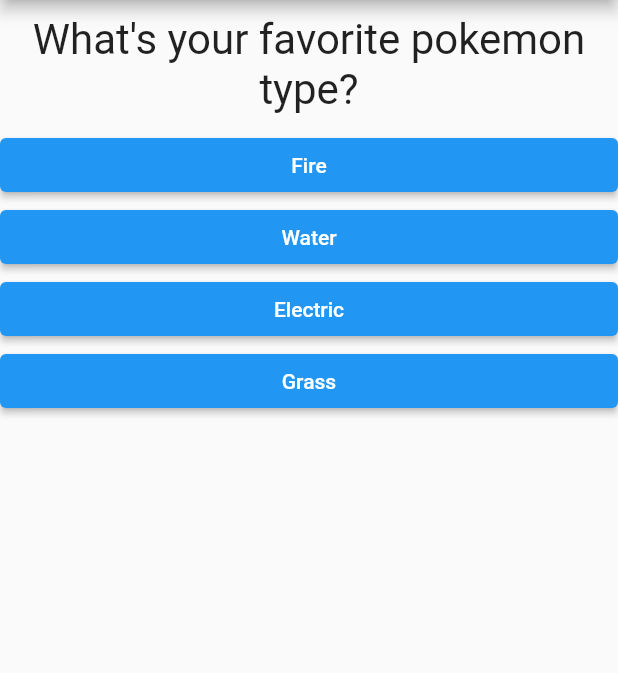
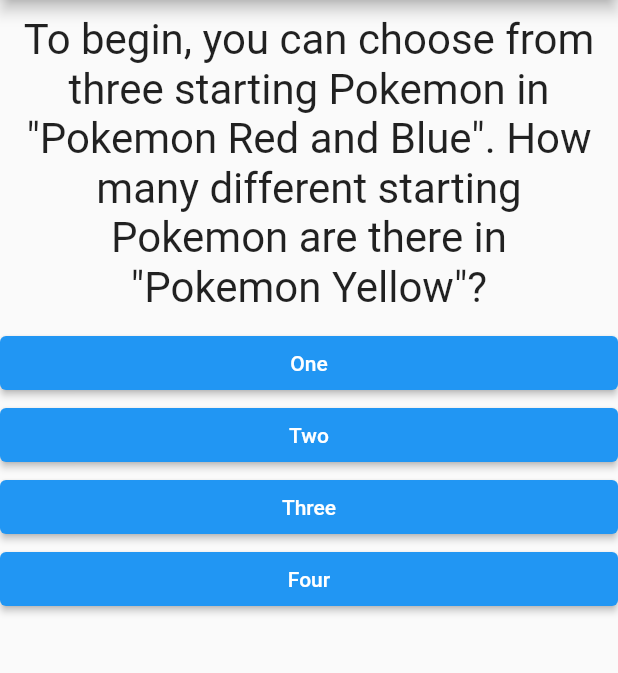
Before and after one commit to jvillarreal2016/Pokemon_Quiz_App, a Flutter app: the screen it shows after launch, on a phone screen of 412 x 824 dp, the part 84-757 px from its top. Run offline on Flutter 3.47's test engine with Material 2 defaults, Android fonts, the phone set to English and light mode, and no system bars.

Commit message:
added Pokemon Questions and retry button

```diff
--- a/lib/answer.dart
+++ b/lib/answer.dart
@@ -4,7 +4,7 @@ class Answer extends StatelessWidget {
   final VoidCallback selectHandler;
   final String answerText;
 
-  Answer(this.selectHandler, String this.answerText);
+  Answer(this.selectHandler, this.answerText);
 
   @override
   Widget build(BuildContext context) {
--- a/lib/main.dart
+++ b/lib/main.dart
@@ -15,33 +15,120 @@ class MyApp extends StatefulWidget {
 }
 
 class _MyAppState extends State<MyApp> {
-  var _questionIndex = 0;
   final _questions = const [
     {
-      'questionText': 'What\'s your favorite pokemon type?',
-      'answers': ['Fire', 'Water', 'Electric', 'Grass'],
+      'questionText':
+          'To begin, you can choose from three starting Pokemon in "Pokemon Red and Blue". How many different starting Pokemon are there in "Pokemon Yellow"?',
+      'answers': [
+        {'text': 'One', 'score': 10},
+        {'text': 'Two', 'score': 0},
+        {'text': 'Three', 'score': 0},
+        {'text': 'Four', 'score': 0},
+      ],
     },
     {
-      'questionText': 'Who\'s your favorite legendary?',
-      'answers': ['Kyogre', 'Raquaza', 'Groudon', 'Latias'],
+      'questionText':
+          'In "Pokemon Red and Blue", your rival will choose a Pokemon that has a type advantage against your own. What Pokemon does he choose in "Pokemon Yellow"?',
+      'answers': [
+        {'text': 'Charmander', 'score': 0},
+        {'text': 'Bulbasaur', 'score': 0},
+        {'text': 'Squirtle', 'score': 10},
+        {'text': 'Eevee', 'score': 0},
+      ],
     },
     {
-      'questionText': 'Who\'s the best Pokemon Champion?',
-      'answers': ['Lance', 'Cynthia', 'Steven', 'Gary'],
+      'questionText':
+          'One change in "Pokemon Yellow" is the addition of Jessie and James. Where can you not battle this duo?',
+      'answers': [
+        {'text': 'Mt. Moon', 'score': 0},
+        {'text': 'Pokemon Tower', 'score': 0},
+        {'text': 'Game Corner', 'score': 0},
+        {'text': 'Seafoam Island', 'score': 10},
+      ],
+    },
+    {
+      'questionText':
+          'Is there a change in the nurses at the Pokecenters between "Pokemon Red and Blue" and "Pokemon Yellow"?',
+      'answers': [
+        {'text': 'True', 'score': 10},
+        {'text': 'False', 'score': 0},
+      ],
+    },
+    {
+      'questionText':
+          'Both "Pokemon Red and Blue" have Pokemon that are exclusive to their games. Which Pokemon found in at least one of these games was not found in the wild in Pokemon Yellow?',
+      'answers': [
+        {'text': 'Weedle', 'score': 10},
+        {'text': 'Venonat', 'score': 0},
+        {'text': 'Sandshrew', 'score': 0},
+        {'text': 'Farfetch\'d', 'score': 0},
+      ],
+    },
+    {
+      'questionText':
+          'Although you\'ll probably find the Pokemon in at least on of the versions of the games, there are some that can be found in all three games. Which Pokemon is found in the exact same place in "Pokemon Red, Yellow, and Blue"?',
+      'answers': [
+        {'text': 'Diglett', 'score': 10},
+        {'text': 'Mankey', 'score': 0},
+        {'text': 'Growlithe', 'score': 0},
+        {'text': 'Farfetch\'d', 'score': 0},
+      ],
+    },
+    {
+      'questionText':
+          'How many more Pokemon does Lt. Surge have in "Pokemon Blue" than in Pokemon Yellow?',
+      'answers': [
+        {'text': 'One', 'score': 0},
+        {'text': 'Two', 'score': 10},
+        {'text': 'Three', 'score': 0},
+        {'text': 'Zero', 'score': 0},
+      ],
+    },
+    {
+      'questionText':
+          'One popular "Pokemon Yellow" exclusive is the Surfing Pikachu game. Where can this be accessed?',
+      'answers': [
+        {'text': 'Cinnabar Island', 'score': 0},
+        {'text': 'Fuchsia City', 'score': 10},
+        {'text': 'Pallet Town', 'score': 0},
+        {'text': 'Vermilion City', 'score': 0},
+      ],
+    },
+    {
+      'questionText':
+          'Which Pokemon will your rival always have in the final battle (in all three games)?',
+      'answers': [
+        {'text': 'Rhydon', 'score': 0},
+        {'text': 'Alakazam', 'score': 10},
+        {'text': 'Sandslash', 'score': 0},
+        {'text': 'Pidgeot', 'score': 0},
+      ],
+    },
+    {
+      'questionText':
+          'Unlike in "Pokemon Red and Blue", "Pokemon Yellow" can be traded with Pokemon in "Pokemon Gold and Silver"?',
+      'answers': [
+        {'text': 'True', 'score': 0},
+        {'text': 'False', 'score': 10},
+      ],
     },
   ];
+  var _questionIndex = 0;
+  var _totalScore = 0;
 
-  void _answerQuestion() {
+  void _resetQuiz() {
     setState(() {
-      _questionIndex = _questionIndex + 1;
+      _questionIndex = 0;
+      _totalScore = 0;
     });
+  }
 
-    print(_questionIndex);
-    if (_questionIndex < _questions.length) {
-      print("We have more questions!");
-    } else {
-      print("There are no more questions");
-    }
+  void _answerQuestion(int score) {
+    _totalScore += score;
+
+    setState(() {
+      _questionIndex += 1;
+    });
   }
 
   @override
@@ -57,7 +144,7 @@ class _MyAppState extends State<MyApp> {
                 questionIndex: _questionIndex,
                 questions: _questions,
               )
-            : Result(),
+            : Result(_totalScore, _resetQuiz),
       ),
     );
   }
--- a/lib/quiz.dart
+++ b/lib/quiz.dart
@@ -5,13 +5,14 @@ import './answer.dart';
 
 class Quiz extends StatelessWidget {
   final List<Map<String, Object>> questions;
-  final VoidCallback answerQuestion;
+  final Function answerQuestion;
   final int questionIndex;
 
-  Quiz(
-      {required this.questions,
-      required this.answerQuestion,
-      required this.questionIndex});
+  Quiz({
+    required this.questions,
+    required this.answerQuestion,
+    required this.questionIndex,
+  });
 
   @override
   Widget build(BuildContext context) {
@@ -20,8 +21,10 @@ class Quiz extends StatelessWidget {
         Question(
           questions[questionIndex]['questionText'] as String,
         ),
-        ...(questions[questionIndex]['answers'] as List<String>).map((answer) {
-          return Answer(answerQuestion, answer);
+        ...(questions[questionIndex]['answers'] as List<Map<String, Object>>)
+            .map((answer) {
+          return Answer(
+              () => answerQuestion(answer['score']), answer['text'] as String);
         }).toList()
       ],
     );
--- a/lib/result.dart
+++ b/lib/result.dart
@@ -1,10 +1,44 @@
 import 'package:flutter/material.dart';
 
 class Result extends StatelessWidget {
+  final int resultScore;
+  final VoidCallback resetHandler;
+
+  Result(this.resultScore, this.resetHandler);
+
+  String get resultPhrase {
+    var resultText = 'You did it!';
+    if (resultScore <= 50) {
+      resultText = 'You call yourself a trainer?';
+    } else if (resultScore <= 70) {
+      resultText = 'You have some studying to do';
+    } else if (resultScore <= 90) {
+      resultText = 'Great job, trainer!';
+    } else {
+      resultText = 'You are a Pokemon Master!!';
+    }
+    return resultText;
+  }
+
   @override
   Widget build(BuildContext context) {
     return Center(
-      child: Text("You did it!"),
+      child: Column(
+        children: <Widget>[
+          Text(
+            resultPhrase,
+            style: TextStyle(
+              fontSize: 36,
+              fontWeight: FontWeight.bold,
+            ),
+            textAlign: TextAlign.center,
+          ),
+          ElevatedButton(
+            child: Text('Restart Quiz '),
+            onPressed: resetHandler,
+          )
+        ],
+      ),
     );
   }
 }
```
